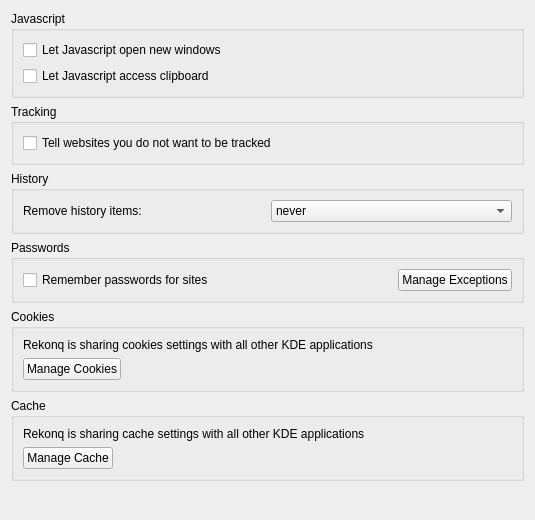
Above: src/settings/settings_privacy.ui from KDE/rekonq before the change. Below: the same form after it.
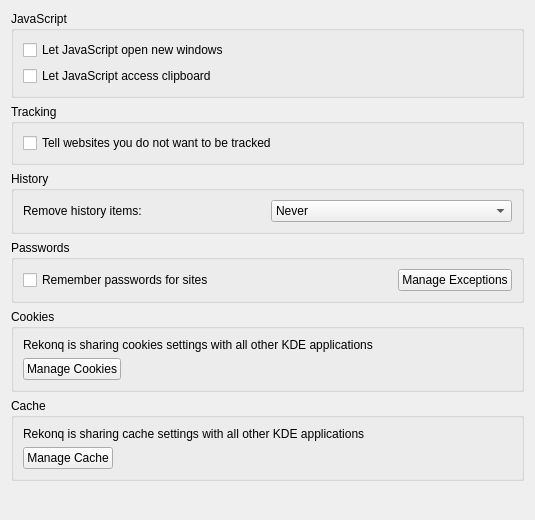
That is the form after the change. Icons and pictures are not drawn.

```diff
--- a/src/settings/settings_privacy.ui
+++ b/src/settings/settings_privacy.ui
@@ -14,20 +14,20 @@
    <item>
     <widget class="QGroupBox" name="groupBox_4">
      <property name="title">
-      <string>Javascript</string>
+      <string>JavaScript</string>
      </property>
      <layout class="QVBoxLayout" name="verticalLayout_5">
       <item>
        <widget class="QCheckBox" name="kcfg_javascriptCanOpenWindows">
         <property name="text">
-         <string>Let Javascript open new windows</string>
+         <string>Let JavaScript open new windows</string>
         </property>
        </widget>
       </item>
       <item>
        <widget class="QCheckBox" name="kcfg_javascriptCanAccessClipboard">
         <property name="text">
-         <string>Let Javascript access clipboard</string>
+         <string>Let JavaScript access clipboard</string>
         </property>
        </widget>
       </item>
@@ -69,7 +69,7 @@
          <widget class="QComboBox" name="kcfg_expireHistory">
           <item>
            <property name="text">
-            <string>never</string>
+            <string>Never</string>
            </property>
           </item>
           <item>
```
Left out of the diff: 10 changed lines with no effect on the pictures.
